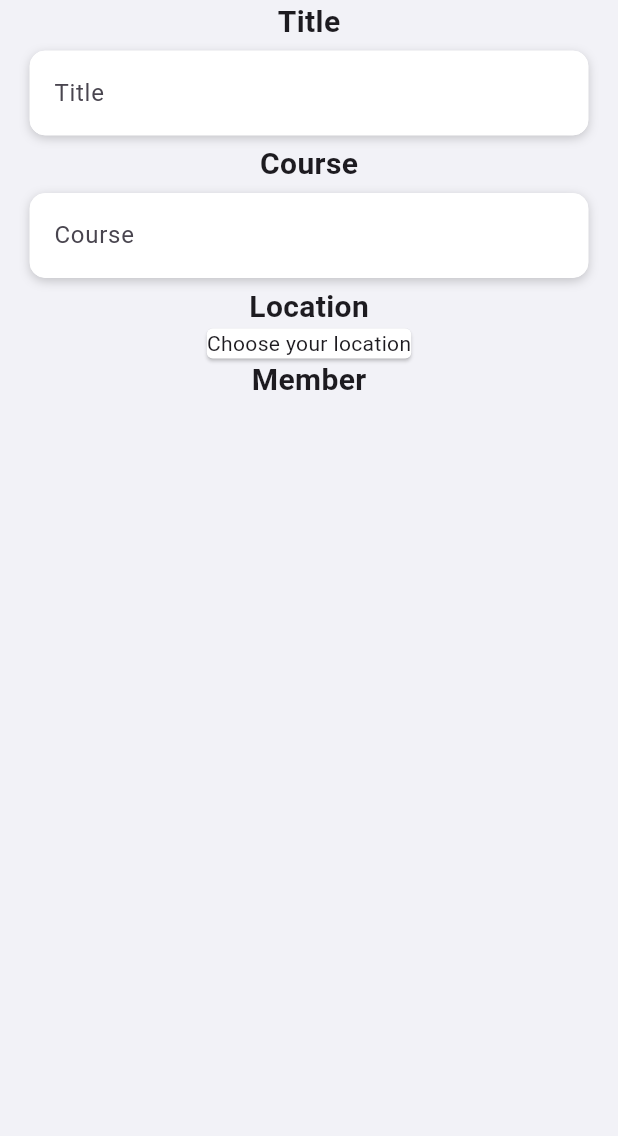
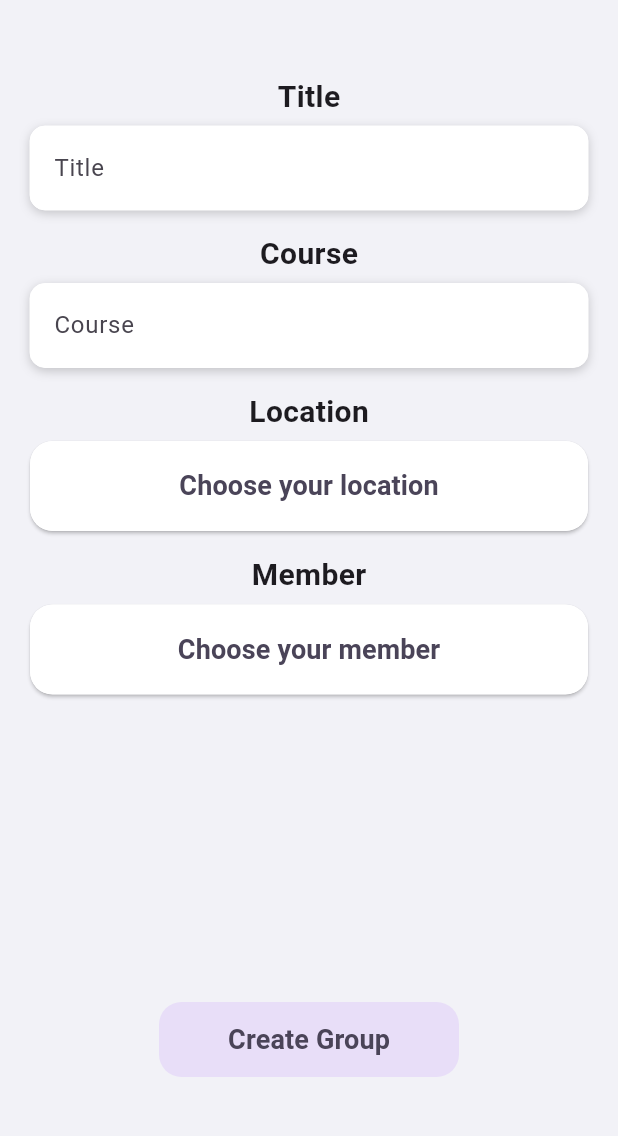
Before and after one commit to imtiendat0311/Study-Buddy, a Flutter app: the GroupComp screen opened directly, after a tap on an icon or button, on a phone screen of 412 x 824 dp, the part 84-1220 px from its top. Run offline on Flutter 3.47's test engine with Material 2 defaults, Android fonts, the phone set to English and light mode, and no system bars; our stand-ins replace firebase_auth, firebase_core, font_awesome_flutter; accounts and stored records are empty.

Commit message:
adding group comp

```diff
--- a/lib/component/group_comp.dart
+++ b/lib/component/group_comp.dart
@@ -32,12 +32,28 @@ class _GroupCompState extends State<GroupComp> {
                     "Find Group",
                     style: TextStyle(fontSize: 20, fontWeight: FontWeight.bold),
                   ),
-                  FilledButton.tonal(
-                      onPressed: () => Navigator.push(
-                          context,
-                          MaterialPageRoute(
-                              builder: (context) => SearchResult())),
-                      child: Text("Search")),
+                  Padding(
+                    padding: const EdgeInsets.all(8.0),
+                    child: FilledButton.tonal(
+                        style: ButtonStyle(
+                            shape: MaterialStateProperty.all<
+                                RoundedRectangleBorder>(
+                          RoundedRectangleBorder(
+                            borderRadius: BorderRadius.circular(15.0),
+                          ),
+                        )),
+                        onPressed: () => Navigator.push(
+                            context,
+                            MaterialPageRoute(
+                                builder: (context) => const SearchResult())),
+                        child: Row(
+                          children: const [
+                            Icon(FontAwesomeIcons.magnifyingGlass),
+                            SizedBox(width: 20),
+                            Text("Search")
+                          ],
+                        )),
+                  ),
                   const Text(
                     "Available Groups",
                     style: TextStyle(fontSize: 20, fontWeight: FontWeight.bold),
--- a/lib/component/map_comp.dart
+++ b/lib/component/map_comp.dart
@@ -10,8 +10,27 @@ class MapComp extends StatelessWidget {
 
   @override
   Widget build(BuildContext context) {
-    return Card(
-      child: Text(title),
-    );
+    return SizedBox(
+        height: 60,
+        width: double.infinity,
+        child: FilledButton.tonal(
+            style: ButtonStyle(
+              backgroundColor: MaterialStateColor.resolveWith((states) {
+                if (states.contains(MaterialState.pressed)) {
+                  return Colors.grey;
+                }
+                return Colors.white;
+              }),
+              shape: MaterialStateProperty.all<RoundedRectangleBorder>(
+                RoundedRectangleBorder(
+                  borderRadius: BorderRadius.circular(15.0),
+                ),
+              ),
+            ),
+            onPressed: openContainer,
+            child: Text(
+              title,
+              style: TextStyle(fontWeight: FontWeight.bold, fontSize: 18),
+            )));
   }
 }
--- a/lib/scene/create_group.dart
+++ b/lib/scene/create_group.dart
@@ -1,5 +1,6 @@
 import 'package:animations/animations.dart';
 import 'package:flutter/material.dart';
+import 'package:study_buddy/component/button_filled.dart';
 
 import '../component/input_text.dart';
 import '../component/map_comp.dart';
@@ -13,6 +14,7 @@ class CreateGroup extends StatefulWidget {
 
 class _CreateGroup extends State<CreateGroup> {
   var title = "Choose your location";
+  var member = "Choose your member";
   var inputController = TextEditingController();
   var courseController = TextEditingController();
   @override
@@ -25,48 +27,89 @@ class _CreateGroup extends State<CreateGroup> {
             child: Center(
           child:
               Column(crossAxisAlignment: CrossAxisAlignment.center, children: [
-            Text(
+            const SizedBox(height: 50),
+            const Text(
               "Title",
               style: TextStyle(fontWeight: FontWeight.bold, fontSize: 20),
             ),
             Padding(
-              padding: EdgeInsets.fromLTRB(20, 5, 20, 5),
+              padding: const EdgeInsets.fromLTRB(20, 5, 20, 5),
               child: InputText(
                 isHide: false,
                 text: "Title",
                 controller: inputController,
               ),
             ),
-            Text(
+            SizedBox(height: 10),
+            const Text(
               "Course",
               style: TextStyle(fontWeight: FontWeight.bold, fontSize: 20),
             ),
             Padding(
-              padding: EdgeInsets.fromLTRB(20, 5, 20, 5),
+              padding: const EdgeInsets.fromLTRB(20, 5, 20, 5),
               child: InputText(
                 isHide: false,
                 text: "Course",
                 controller: courseController,
               ),
             ),
-            Text(
+            SizedBox(height: 10),
+            const Text(
               "Location",
               style: TextStyle(fontWeight: FontWeight.bold, fontSize: 20),
             ),
-            OpenContainer(
-                closedBuilder: (_, action) => Text(title),
-                // MapComp(title: title, openContainer: action),
+            Padding(
+                padding: const EdgeInsets.fromLTRB(20, 5, 20, 5),
+                child: OpenContainer(
+                    closedColor: Colors.white,
+                    closedShape: RoundedRectangleBorder(
+                        borderRadius: BorderRadius.circular(15)),
+                    closedBuilder: (_, action) =>
+                        MapComp(title: title, openContainer: action),
                     onClosed: (data) {
                       if (data != null) {
                         title = data as String;
                       }
                     },
                     openBuilder: (_, action) => MapPage(
-                    onClosed: action as void Function({String returnValue}))),
-            Text(
+                        onClosed:
+                            action as void Function({String returnValue})))),
+            SizedBox(height: 10),
+            const Text(
               "Member",
               style: TextStyle(fontWeight: FontWeight.bold, fontSize: 20),
+            ),
+            Padding(
+                padding: const EdgeInsets.fromLTRB(20, 5, 20, 5),
+                child: OpenContainer(
+                    closedColor: Colors.white,
+                    closedShape: RoundedRectangleBorder(
+                        borderRadius: BorderRadius.circular(15)),
+                    closedBuilder: (_, action) =>
+                        MapComp(title: member, openContainer: action),
+                    onClosed: (data) {
+                      if (data != null) {
+                        member = data as String;
+                      }
+                    },
+                    openBuilder: (_, action) => MapPage(
+                        onClosed:
+                            action as void Function({String returnValue})))),
+            // SizedBox(
+            //   height: 100,
+            // ),
+            Expanded(
+                child:
+                    Column(mainAxisAlignment: MainAxisAlignment.end, children: [
+              SizedBox(
+                  height: 50,
+                  width: 200,
+                  child: ButtonFilled(
+                      label: "Create Group", onPressed: () {}, primary: false)),
+              SizedBox(
+                height: 50,
               )
+            ]))
           ]),
         )));
   }
--- a/lib/scene/homepage.dart
+++ b/lib/scene/homepage.dart
@@ -56,7 +56,7 @@ class _HomeState extends State<Home> {
           ),
         ],
         currentIndex: _selectedIndex,
-        selectedItemColor: Colors.green,
+        selectedItemColor: Colors.pinkAccent[2],
         onTap: _onItemTapped,
       ),
     );
```
Lines whose indentation alone changed are shown as unchanged.
